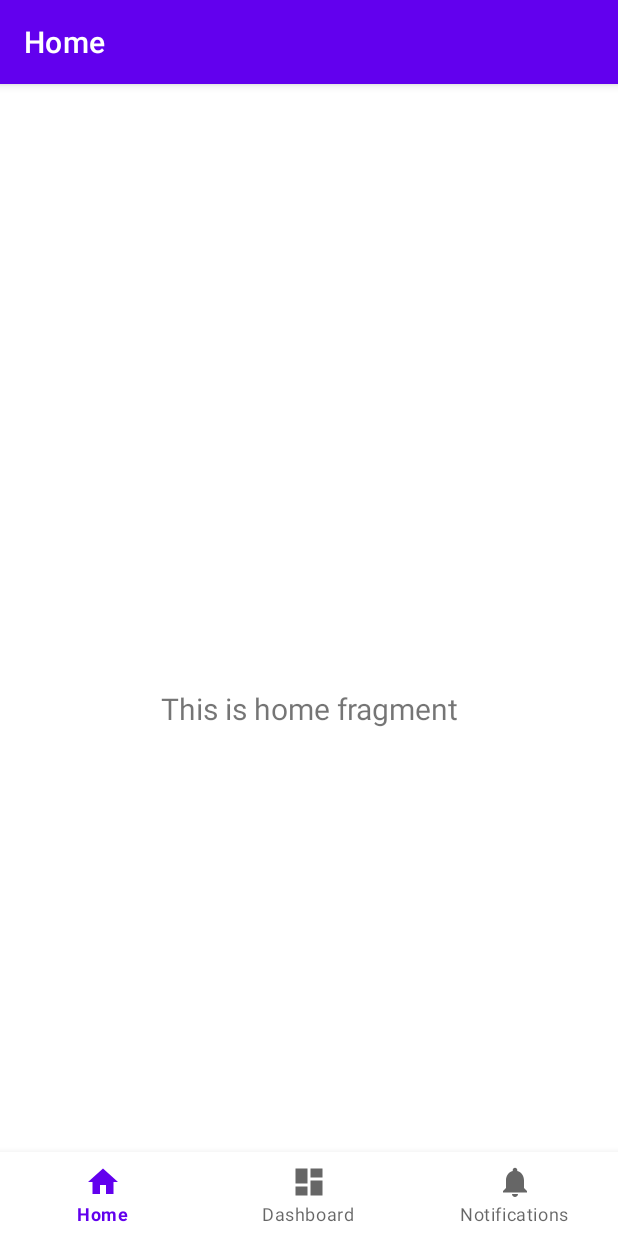
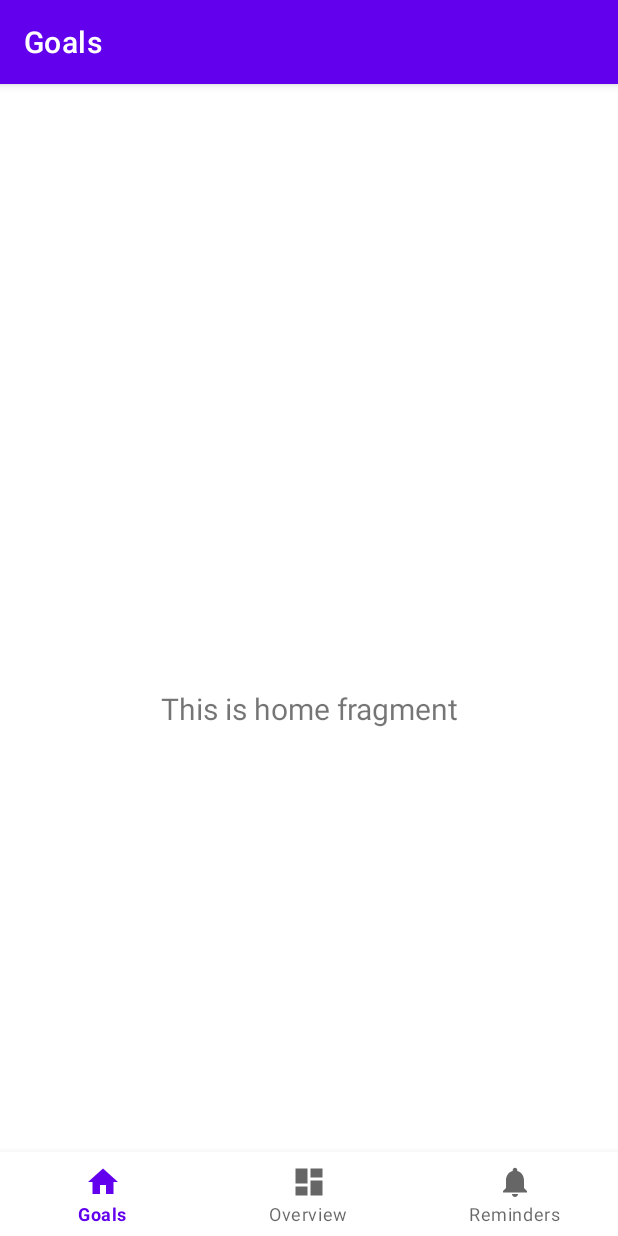
Before and after one commit to aidannguyen75/CalorieCounter, an Android app: the screen it shows after launch (MainActivity), on a phone screen of 412 x 824 dp. Run offline under Robolectric (Android 15) with nearby library versions, the phone set to English and light mode, and no system bars; our stand-ins replace navigation-ui.

Commit message:
Renamed navigation buttons

```diff
--- a/app/src/main/res/values/strings.xml
+++ b/app/src/main/res/values/strings.xml
@@ -1,6 +1,6 @@
 <resources>
     <string name="app_name">CalorieCounter</string>
-    <string name="title_home">Home</string>
-    <string name="title_dashboard">Dashboard</string>
-    <string name="title_notifications">Notifications</string>
+    <string name="title_home">Goals</string>
+    <string name="title_dashboard">Overview</string>
+    <string name="title_notifications">Reminders</string>
 </resources>
```
